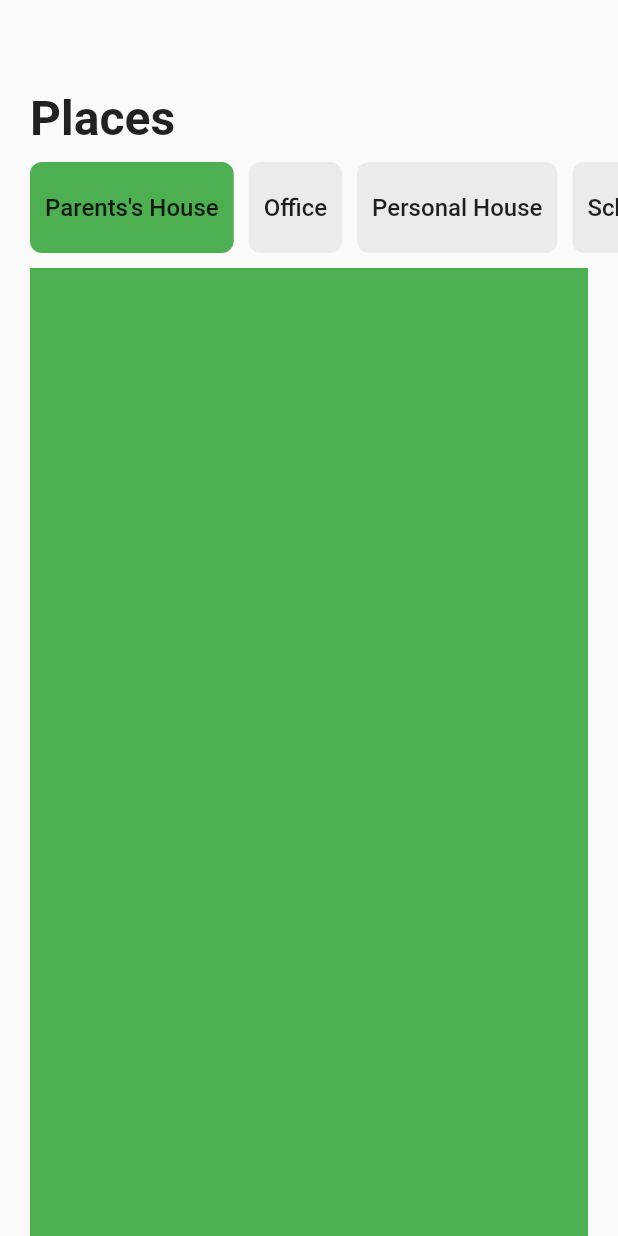
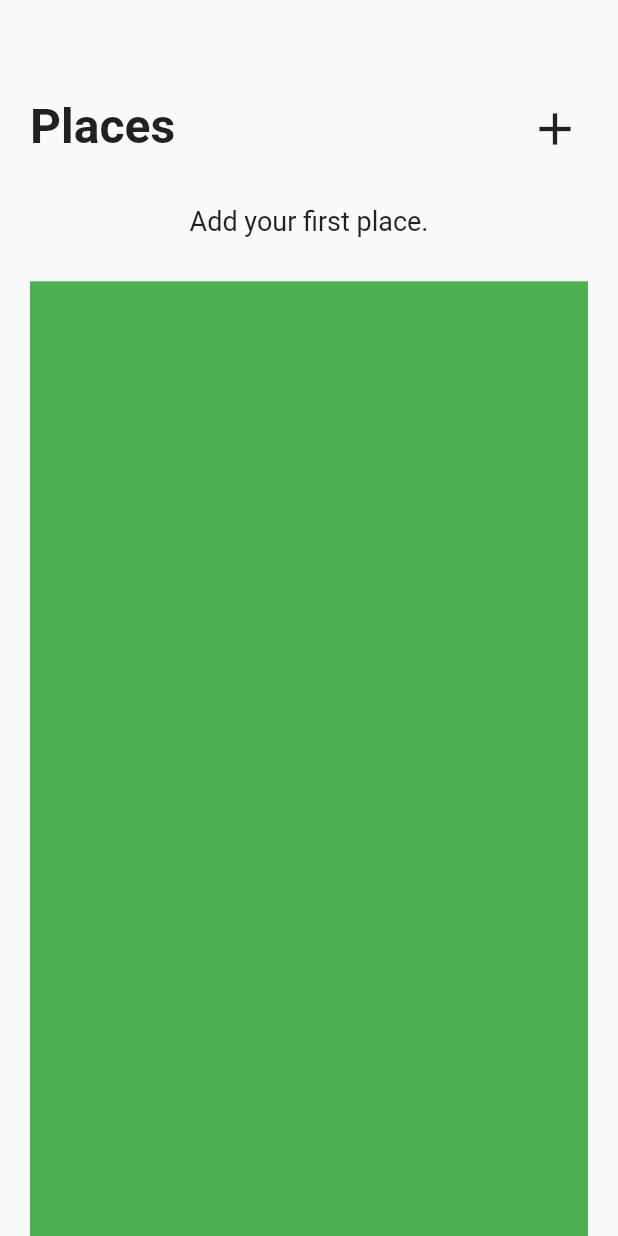
Before and after one commit to adityandar/storej_app, a Flutter app: the screen it shows after launch, on a phone screen of 412 x 824 dp. Run offline on Flutter 3.47's test engine with Material 2 defaults, Android fonts, the phone set to English and light mode, and no system bars.

Commit message:
Add and Choose Place is now functional.

```diff
--- /dev/null
+++ b/lib/components/add_place_button.dart
@@ -0,0 +1,26 @@
+import 'package:flutter/material.dart';
+import 'package:storej_app/screens/add_place_screen.dart';
+
+class AddPlaceButton extends StatelessWidget {
+  @override
+  Widget build(BuildContext context) {
+    return IconButton(
+      icon: Icon(
+        Icons.add,
+        size: 36,
+      ),
+      onPressed: () {
+        showModalBottomSheet(
+          context: context,
+          builder: (context) => SingleChildScrollView(
+            child: Container(
+              padding: EdgeInsets.only(
+                  bottom: MediaQuery.of(context).viewInsets.bottom),
+              child: AddPlaceScreen(),
+            ),
+          ),
+        );
+      },
+    );
+  }
+}
--- a/lib/components/heading_text.dart
+++ b/lib/components/heading_text.dart
@@ -7,14 +7,11 @@ class HeadingText extends StatelessWidget {
 
   @override
   Widget build(BuildContext context) {
-    return Padding(
-      padding: const EdgeInsets.only(left: 20),
-      child: Text(
-        title,
-        style: TextStyle(
-          fontSize: 32,
-          fontWeight: FontWeight.w700,
-        ),
+    return Text(
+      title,
+      style: TextStyle(
+        fontSize: 32,
+        fontWeight: FontWeight.w700,
       ),
     );
   }
--- /dev/null
+++ b/lib/components/places_list.dart
@@ -0,0 +1,57 @@
+import 'package:flutter/material.dart';
+import 'package:provider/provider.dart';
+import 'package:storej_app/models/places_data.dart';
+
+class PlacesList extends StatelessWidget {
+  @override
+  Widget build(BuildContext context) {
+    return Consumer<PlacesData>(
+      builder: (context, placesData, child) {
+        if (placesData.placesCount != 0) {
+          return ListView.separated(
+            scrollDirection: Axis.horizontal,
+            padding: EdgeInsets.symmetric(horizontal: 20.0),
+            itemBuilder: (context, index) {
+              return GestureDetector(
+                child: Container(
+                  decoration: BoxDecoration(
+                    color: (placesData.selectedIndex == index)
+                        ? Colors.green
+                        : Color(0xFFebebeb),
+                    borderRadius:
+                        new BorderRadius.all(new Radius.circular(8.0)),
+                  ),
+                  child: Center(
+                    child: Padding(
+                      padding: const EdgeInsets.symmetric(horizontal: 10.0),
+                      child: Text(
+                        placesData.places[index],
+                        style: TextStyle(
+                          fontSize: 16,
+                          fontWeight: FontWeight.w500,
+                        ),
+                      ),
+                    ),
+                  ),
+                ),
+                onTap: () {
+                  placesData.setIndex(index);
+                },
+              );
+            },
+            separatorBuilder: (context, index) {
+              return SizedBox(width: 10);
+            },
+            itemCount: placesData.placesCount,
+          );
+        } else {
+          return Center(
+              child: Text(
+            'Add your first place.',
+            style: TextStyle(fontSize: 18.0),
+          ));
+        }
+      },
+    );
+  }
+}
--- a/lib/main.dart
+++ b/lib/main.dart
@@ -1,5 +1,8 @@
 import 'package:flutter/material.dart';
+import 'package:provider/provider.dart';
 import 'package:storej_app/screens/home_screen.dart';
+
+import 'models/places_data.dart';
 
 void main() {
   runApp(MyApp());
@@ -9,7 +12,9 @@ class MyApp extends StatelessWidget {
   // This widget is the root of your application.
   @override
   Widget build(BuildContext context) {
-    return MaterialApp(
+    return ChangeNotifierProvider(
+      create: (context) => PlacesData(),
+      child: MaterialApp(
         title: 'Flutter Demo',
         theme: ThemeData(
           // This is the theme of your application.
@@ -28,6 +33,7 @@ class MyApp extends StatelessWidget {
           visualDensity: VisualDensity.adaptivePlatformDensity,
         ),
         home: HomeScreen(),
+      ),
     );
   }
 }
--- /dev/null
+++ b/lib/models/places_data.dart
@@ -0,0 +1,42 @@
+import 'dart:collection';
+
+import 'package:flutter/material.dart';
+
+class PlacesData extends ChangeNotifier {
+  List<String> _places = [];
+
+  int _selectedIndex = 0;
+
+  int get selectedIndex {
+    return _selectedIndex;
+  }
+
+  int get placesCount {
+    return _places.length;
+  }
+
+  UnmodifiableListView<String> get places {
+    return UnmodifiableListView(_places);
+  }
+
+  void setIndex(int index) {
+    _selectedIndex = index;
+    notifyListeners();
+  }
+
+  void addPlace(String newPlace) {
+    bool duplicate = false;
+
+    _places.forEach((e) {
+      if (e == newPlace) {
+        duplicate = true;
+      }
+    });
+    if (duplicate == false) {
+      _places.add(newPlace);
+      notifyListeners();
+    } else {
+      throw ("Place is already exists.");
+    }
+  }
+}
--- a/lib/screens/home_screen.dart
+++ b/lib/screens/home_screen.dart
@@ -1,6 +1,8 @@
 import 'package:flutter/cupertino.dart';
 import 'package:flutter/material.dart';
+import 'package:storej_app/components/add_place_button.dart';
 import 'package:storej_app/components/heading_text.dart';
+import 'package:storej_app/components/places_list.dart';
 
 class HomeScreen extends StatefulWidget {
   @override
@@ -8,23 +10,6 @@ class HomeScreen extends StatefulWidget {
 }
 
 class _HomeScreenState extends State<HomeScreen> {
-  List<String> placesName = [
-    'Parents\'s House',
-    'Office',
-    'Personal House',
-    'School',
-    'Parents\'s House',
-    'Office',
-    'Personal House',
-    'School',
-    'Parents\'s House',
-    'Office',
-    'Personal House',
-    'ASWKAKWKSKDKWAKSKKWKSKWKS',
-  ];
-
-  int selectedIndex = 0;
-
   @override
   Widget build(BuildContext context) {
     return Scaffold(
@@ -34,51 +19,22 @@ class _HomeScreenState extends State<HomeScreen> {
           child: Column(
             crossAxisAlignment: CrossAxisAlignment.start,
             children: [
-              HeadingText('Places'),
+              Padding(
+                padding: const EdgeInsets.symmetric(horizontal: 20.0),
+                child: Row(
+                  mainAxisAlignment: MainAxisAlignment.spaceBetween,
+                  children: [
+                    HeadingText('Places'),
+                    AddPlaceButton(),
+                  ],
+                ),
+              ),
               Expanded(
                 child: Container(
                   height: 120,
                   width: double.infinity,
                   padding: EdgeInsets.fromLTRB(0, 10, 0, 10),
-                  child: ListView.separated(
-                    scrollDirection: Axis.horizontal,
-                    padding: EdgeInsets.symmetric(horizontal: 20.0),
-                    itemBuilder: (context, index) {
-                      return GestureDetector(
-                        child: Container(
-                          decoration: BoxDecoration(
-                            color: (selectedIndex == index)
-                                ? Colors.green
-                                : Color(0xFFebebeb),
-                            borderRadius:
-                                new BorderRadius.all(new Radius.circular(8.0)),
-                          ),
-                          child: Center(
-                            child: Padding(
-                              padding:
-                                  const EdgeInsets.symmetric(horizontal: 10.0),
-                              child: Text(
-                                placesName[index],
-                                style: TextStyle(
-                                  fontSize: 16,
-                                  fontWeight: FontWeight.w500,
-                                ),
-                              ),
-                            ),
-                          ),
-                        ),
-                        onTap: () {
-                          setState(() {
-                            selectedIndex = index;
-                          });
-                        },
-                      );
-                    },
-                    separatorBuilder: (context, index) {
-                      return SizedBox(width: 10);
-                    },
-                    itemCount: placesName.length,
-                  ),
+                  child: PlacesList(),
                 ),
                 flex: 1,
               ),
--- a/pubspec.yaml
+++ b/pubspec.yaml
@@ -28,6 +28,7 @@ dependencies:
   # The following adds the Cupertino Icons font to your application.
   # Use with the CupertinoIcons class for iOS style icons.
   cupertino_icons: ^0.1.3
+  provider: ^4.3.2+2
 
 dev_dependencies:
   flutter_test:
```
Also changed, not shown: lib/screens/add_place_screen.dart (added, +81 -0 lines), pubspec.lock. Lines whose indentation alone changed are shown as unchanged.
